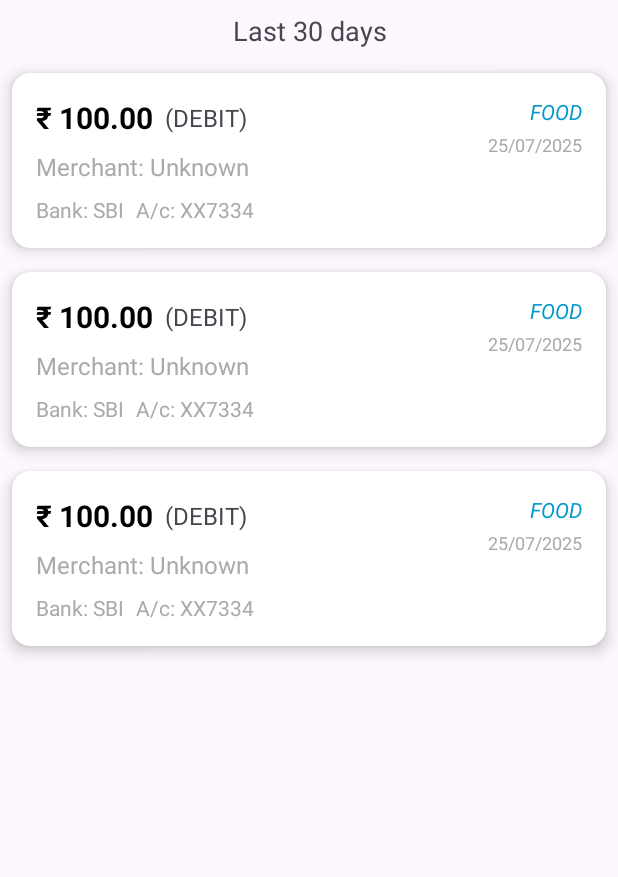
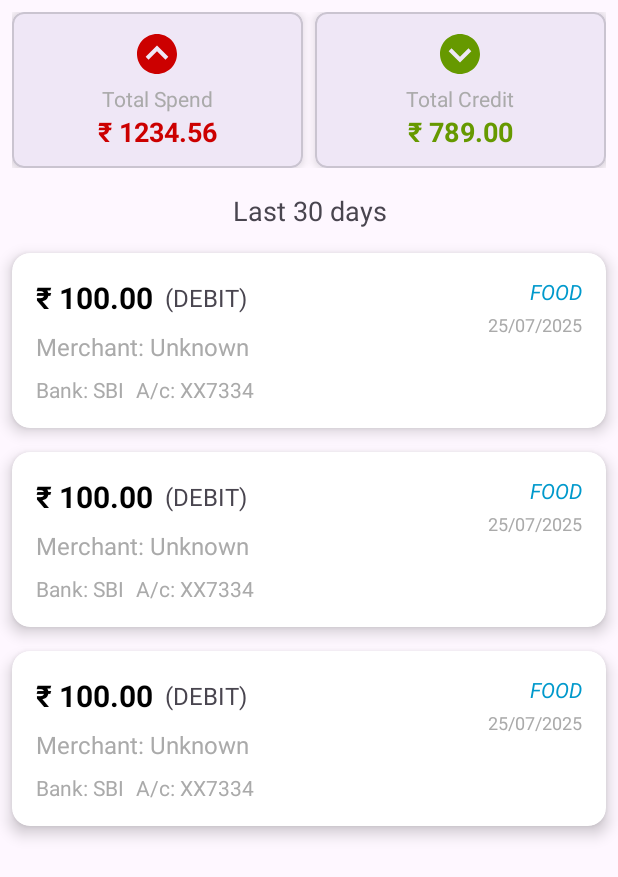
Before and after one commit to lokesh14v/transaction_tracker, an Android app: the layout fragment_transaction_list.xml on its own in the app's theme, with its tools: preview values and no code run, on a phone screen of 412 x 824 dp. Shown: the top 877 px of the screen. Run offline under Robolectric (Android 15) with nearby library versions, the phone set to English and light mode, and no system bars.

Commit message:
Addded fiels

```diff
--- a/app/src/main/java/com/example/myapplication/MyApplication.kt
+++ b/app/src/main/java/com/example/myapplication/MyApplication.kt
@@ -7,10 +7,16 @@ import androidx.lifecycle.ViewModelStore
 
 class MyApplication : Application() {
 
+    lateinit var appDatabase: AppDatabase
     val transactionViewModel: TransactionViewModel by lazy {
         // This is a simplified way to get a ViewModel without a ViewModelStoreOwner
         // In a real app, you'd typically use a ViewModelProvider with a Fragment/Activity
         // For application-wide access, this approach is often used.
         ViewModelProvider(ViewModelStore(), ViewModelProvider.NewInstanceFactory()).get(TransactionViewModel::class.java)
     }
+
+    override fun onCreate() {
+        super.onCreate()
+        appDatabase = AppDatabase.getDatabase(this)
+    }
 }
--- a/app/src/main/java/com/example/myapplication/TransactionDao.kt
+++ b/app/src/main/java/com/example/myapplication/TransactionDao.kt
@@ -19,4 +19,7 @@ interface TransactionDao {
 
     @Query("SELECT DISTINCT bank FROM transactions WHERE bank IS NOT NULL")
     fun getDistinctBanks(): LiveData<List<String>>
+
+    @Query("UPDATE transactions SET category = :newCategory WHERE id = :transactionId")
+    suspend fun updateCategory(transactionId: Int, newCategory: TransactionCategory)
 }
--- /dev/null
+++ b/app/src/main/res/drawable/ic_credit.xml
@@ -0,0 +1,9 @@
+<vector xmlns:android="http://schemas.android.com/apk/res/android"
+    android:width="24dp"
+    android:height="24dp"
+    android:viewportWidth="24"
+    android:viewportHeight="24">
+    <path
+        android:fillColor="#FF000000"
+        android:pathData="M12,2C6.48,2 2,6.48 2,12s4.48,10 10,10 10,-4.48 10,-10S17.52,2 12,2zM7.76,9.17L12,13.41l4.24,-4.24l1.41,1.41L12,16.24L6.34,10.59L7.76,9.17z"/>
+</vector>
--- /dev/null
+++ b/app/src/main/res/drawable/ic_spend.xml
@@ -0,0 +1,9 @@
+<vector xmlns:android="http://schemas.android.com/apk/res/android"
+    android:width="24dp"
+    android:height="24dp"
+    android:viewportWidth="24"
+    android:viewportHeight="24">
+    <path
+        android:fillColor="#FF000000"
+        android:pathData="M12,2C6.48,2 2,6.48 2,12s4.48,10 10,10 10,-4.48 10,-10S17.52,2 12,2zM16.24,14.83L12,10.59L7.76,14.83L6.34,13.41L12,7.76l5.66,5.65L16.24,14.83z"/>
+</vector>
--- a/app/src/main/res/layout/fragment_transaction_list.xml
+++ b/app/src/main/res/layout/fragment_transaction_list.xml
@@ -4,6 +4,101 @@
     android:layout_width="match_parent"
     android:layout_height="match_parent"
     tools:context=".TransactionListFragment">
+
+    <LinearLayout
+        android:id="@+id/totalsLayout"
+        android:layout_width="0dp"
+        android:layout_height="wrap_content"
+        android:orientation="horizontal"
+        android:weightSum="2"
+        android:padding="8dp"
+        app:layout_constraintTop_toTopOf="parent"
+        app:layout_constraintStart_toStartOf="parent"
+        app:layout_constraintEnd_toEndOf="parent">
+
+        <com.google.android.material.card.MaterialCardView
+            android:layout_width="0dp"
+            android:layout_height="wrap_content"
+            android:layout_weight="1"
+            android:layout_marginEnd="4dp"
+            app:cardCornerRadius="8dp"
+            app:cardElevation="4dp">
+
+            <LinearLayout
+                android:layout_width="match_parent"
+                android:layout_height="wrap_content"
+                android:orientation="vertical"
+                android:padding="12dp"
+                android:gravity="center_horizontal">
+
+                <ImageView
+                    android:layout_width="32dp"
+                    android:layout_height="32dp"
+                    android:src="@drawable/ic_spend"
+                    app:tint="@color/color_spend" />
+
+                <TextView
+                    android:layout_width="wrap_content"
+                    android:layout_height="wrap_content"
+                    android:text="Total Spend"
+                    android:textSize="14sp"
+                    android:textColor="@android:color/darker_gray"
+                    android:layout_marginTop="4dp"/>
+
+                <TextView
+                    android:id="@+id/totalSpendTextView"
+                    android:layout_width="wrap_content"
+                    android:layout_height="wrap_content"
+                    android:textSize="18sp"
+                    android:textStyle="bold"
+                    android:textColor="@color/color_spend"
+                    tools:text="₹ 1234.56"/>
+
+            </LinearLayout>
+        </com.google.android.material.card.MaterialCardView>
+
+        <com.google.android.material.card.MaterialCardView
+            android:layout_width="0dp"
+            android:layout_height="wrap_content"
+            android:layout_weight="1"
+            android:layout_marginStart="4dp"
+            app:cardCornerRadius="8dp"
+            app:cardElevation="4dp">
+
+            <LinearLayout
+                android:layout_width="match_parent"
+                android:layout_height="wrap_content"
+                android:orientation="vertical"
+                android:padding="12dp"
+                android:gravity="center_horizontal">
+
+                <ImageView
+                    android:layout_width="32dp"
+                    android:layout_height="32dp"
+                    android:src="@drawable/ic_credit"
+                    app:tint="@color/color_credit" />
+
+                <TextView
+                    android:layout_width="wrap_content"
+                    android:layout_height="wrap_content"
+                    android:text="Total Credit"
+                    android:textSize="14sp"
+                    android:textColor="@android:color/darker_gray"
+                    android:layout_marginTop="4dp"/>
+
+                <TextView
+                    android:id="@+id/totalCreditTextView"
+                    android:layout_width="wrap_content"
+                    android:layout_height="wrap_content"
+                    android:textSize="18sp"
+                    android:textStyle="bold"
+                    android:textColor="@color/color_credit"
+                    tools:text="₹ 789.00"/>
+
+            </LinearLayout>
+        </com.google.android.material.card.MaterialCardView>
+
+    </LinearLayout>
 
     <TextView
         android:id="@+id/dateRangeTextView"
@@ -15,7 +110,7 @@
         android:textAppearance="@style/TextAppearance.AppCompat.Medium"
         app:layout_constraintEnd_toEndOf="parent"
         app:layout_constraintStart_toStartOf="parent"
-        app:layout_constraintTop_toTopOf="parent" />
+        app:layout_constraintTop_toBottomOf="@id/totalsLayout" />
 
     <androidx.recyclerview.widget.RecyclerView
         android:id="@+id/transactionRecyclerView"
--- a/app/src/main/res/layout/item_transaction.xml
+++ b/app/src/main/res/layout/item_transaction.xml
@@ -44,6 +44,8 @@
             android:textSize="14sp"
             android:textStyle="italic"
             android:textColor="@android:color/holo_blue_dark"
+            android:clickable="true"
+            android:focusable="true"
             app:layout_constraintEnd_toEndOf="parent"
             app:layout_constraintTop_toTopOf="parent"
             tools:text="FOOD" />
--- a/app/src/main/res/values/colors.xml
+++ b/app/src/main/res/values/colors.xml
@@ -2,4 +2,6 @@
 <resources>
     <color name="black">#FF000000</color>
     <color name="white">#FFFFFFFF</color>
+    <color name="color_spend">#FFCC0000</color>
+    <color name="color_credit">#FF669900</color>
 </resources>
```
Also changed, not shown: app/src/main/java/com/example/myapplication/AppDatabase.kt (+9 -2 lines), app/src/main/java/com/example/myapplication/CategorySelectionDialogFragment.kt (added, +51 -0 lines), app/src/main/java/com/example/myapplication/SmsManager.kt (+23 -5 lines), app/src/main/java/com/example/myapplication/SmsReceiver.kt (+31 -6 lines), app/src/main/java/com/example/myapplication/TransactionAdapter.kt (+9 -4 lines), app/src/main/java/com/example/myapplication/TransactionListFragment.kt (+18 -2 lines), app/src/main/java/com/example/myapplication/TransactionViewModel.kt (+33 -7 lines), app/src/main/java/com/example/myapplication/TransactionViewModelFactory.kt (added, +14 -0 lines), app/src/main/java/com/example/myapplication/UserCategoryMapping.kt (added, +11 -0 lines), app/src/main/java/com/example/myapplication/UserCategoryMappingDao.kt (added, +15 -0 lines), app/src/main/res/layout/fragment_placeholder.xml (added, +14 -0 lines), app/src/main/res/menu/menu_transaction_list.xml (added, +8 -0 lines), app/src/main/res/navigation/nav_graph.xml (added, +12 -0 lines).
